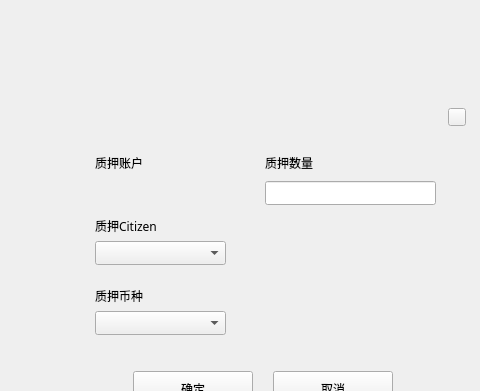
Old version of the form LNKWallet/miner/locktominerdialog.ui in the repository HcashOrg/hx-indicator; both pictures show x 215 to 695 and y 0 to 391 of the 960 by 543 pixel window.
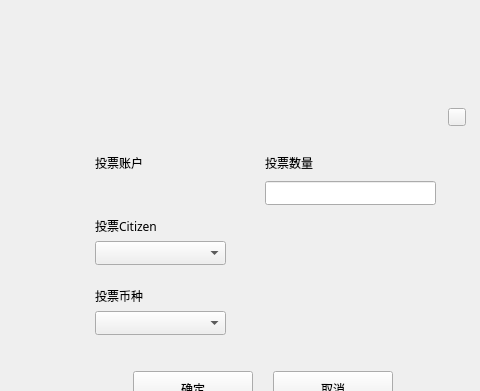
New version of the form.

Diff of the .ui file:
```diff
--- a/LNKWallet/miner/locktominerdialog.ui
+++ b/LNKWallet/miner/locktominerdialog.ui
@@ -46,7 +46,7 @@
       </rect>
      </property>
      <property name="text">
-      <string>质押账户</string>
+      <string>投票账户</string>
      </property>
      <property name="alignment">
       <set>Qt::AlignLeading|Qt::AlignLeft|Qt::AlignVCenter</set>
@@ -157,7 +157,7 @@
       </rect>
      </property>
      <property name="text">
-      <string>质押Citizen</string>
+      <string>投票Citizen</string>
      </property>
      <property name="alignment">
       <set>Qt::AlignLeading|Qt::AlignLeft|Qt::AlignVCenter</set>
@@ -196,7 +196,7 @@
       </rect>
      </property>
      <property name="text">
-      <string>质押数量</string>
+      <string>投票数量</string>
      </property>
      <property name="alignment">
       <set>Qt::AlignLeading|Qt::AlignLeft|Qt::AlignVCenter</set>
@@ -212,7 +212,7 @@
       </rect>
      </property>
      <property name="text">
-      <string>质押币种</string>
+      <string>投票币种</string>
      </property>
      <property name="alignment">
       <set>Qt::AlignLeading|Qt::AlignLeft|Qt::AlignVCenter</set>
```
